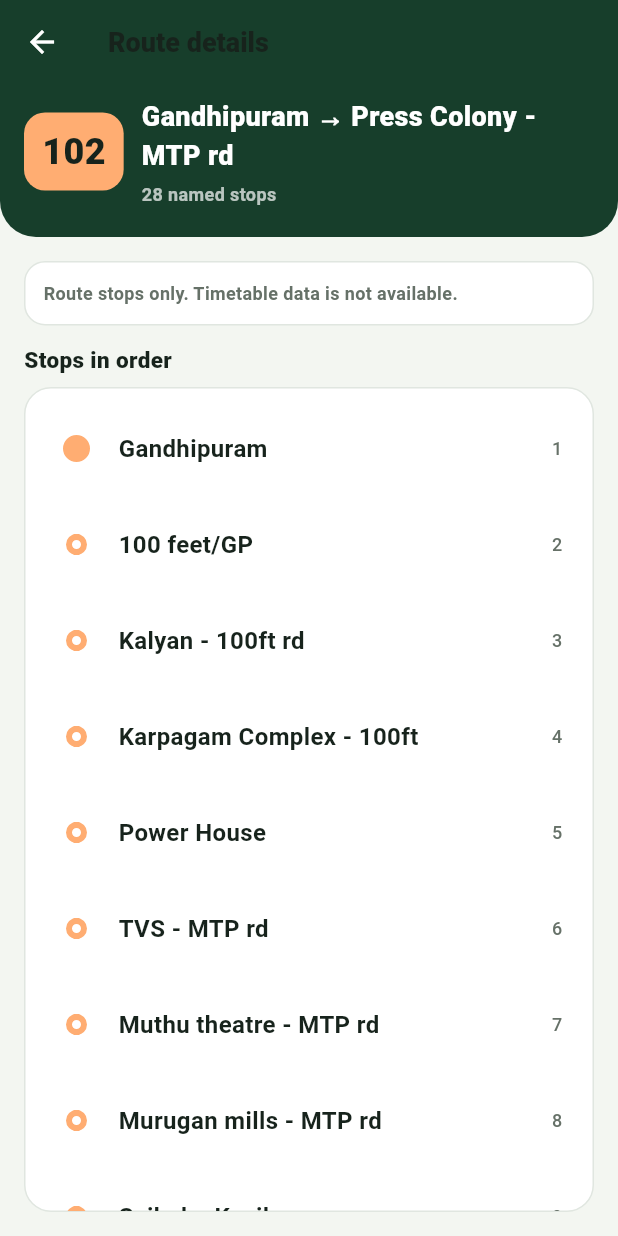
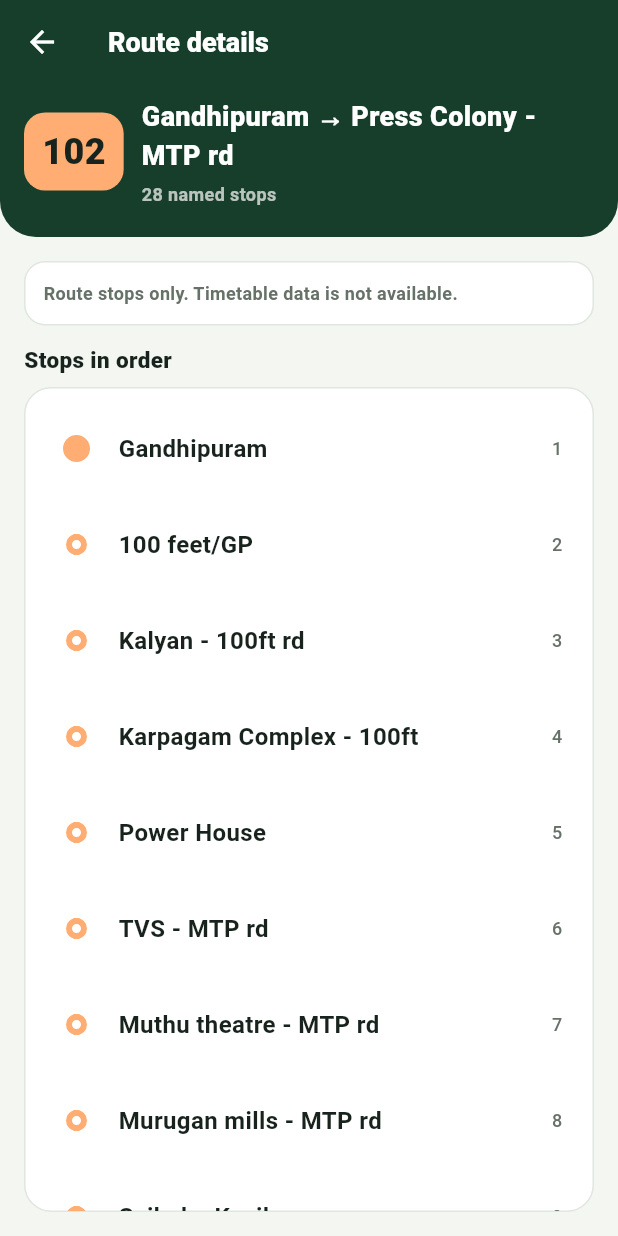
Before and after one commit to fosszil/koway, a Flutter app: the screen it shows after launch, after a tap on "102", on a phone screen of 412 x 824 dp. Run offline on Flutter 3.47's test engine with Material 3 defaults, Android fonts, the phone set to English and light mode, and no system bars.

Commit message:
fix route detail header text color mismatch

```diff
--- a/koway/lib/screens/route_detail_screen.dart
+++ b/koway/lib/screens/route_detail_screen.dart
@@ -21,6 +21,11 @@ class RouteDetailScreen extends StatelessWidget {
         title: const Text('Route details'),
         backgroundColor: AppColors.forest,
         foregroundColor: AppColors.surface,
+        titleTextStyle: const TextStyle(
+          color: AppColors.surface,
+          fontSize: 18,
+          fontWeight: FontWeight.w800,
+        ),
         systemOverlayStyle: const SystemUiOverlayStyle(
           statusBarColor: AppColors.forest,
           statusBarIconBrightness: Brightness.light,
```
